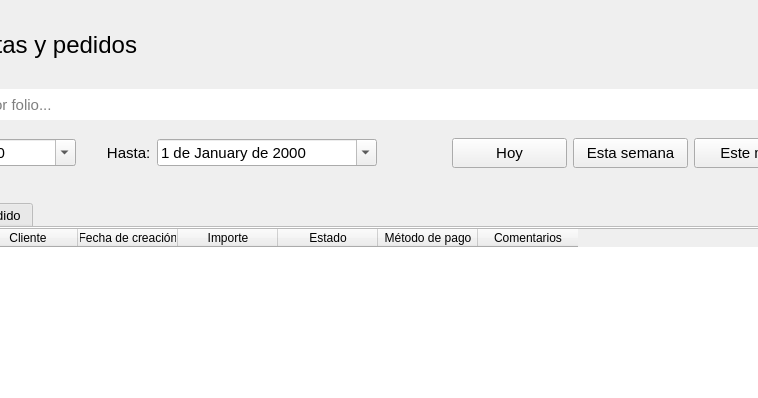
Above: ui/Ui_AdministrarVentas.ui from ivanperez-7/printpos before the change; both pictures show x 251 to 1009 and y 0 to 398 of the 1161 by 731 pixel window. Below: the same form after it.
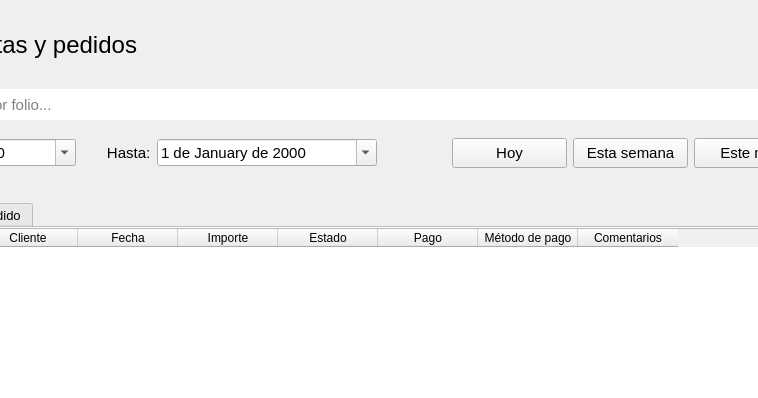
That is the form after the change. Icons and pictures are not drawn. Custom widgets are drawn as their Qt base class.

Commit message: arreglos menores (sql y UI)

Patch:
```diff
--- a/ui/Ui_AdministrarVentas.ui
+++ b/ui/Ui_AdministrarVentas.ui
@@ -591,7 +591,7 @@
              </column>
              <column>
               <property name="text">
-               <string>Fecha de creación</string>
+               <string>Fecha</string>
               </property>
              </column>
              <column>
@@ -604,6 +604,11 @@
                <string>Estado</string>
               </property>
              </column>
+             <column>
+              <property name="text">
+               <string>Pago</string>
+              </property>
+             </column>
              <column>
               <property name="text">
                <string>Método de pago</string>
```
Left out of the diff: 7 changed lines with no effect on the pictures. The commit also changes 5 other files.
